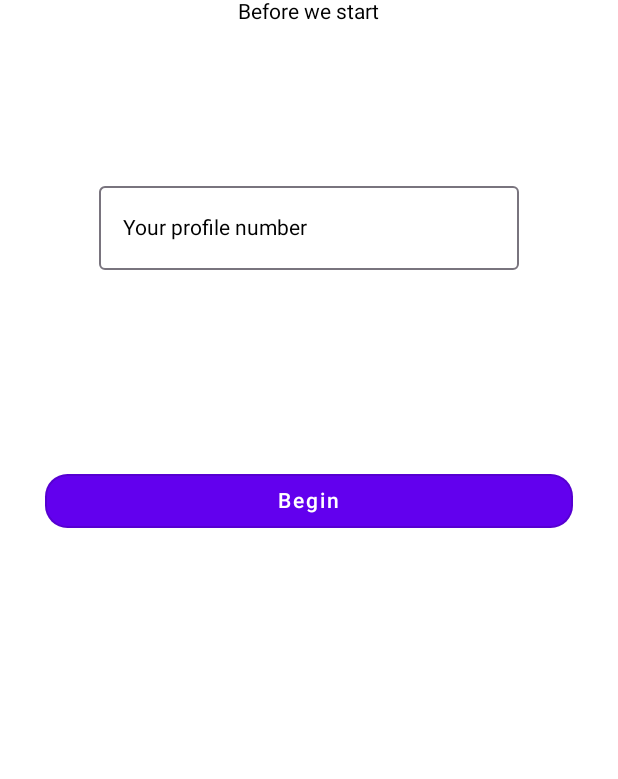
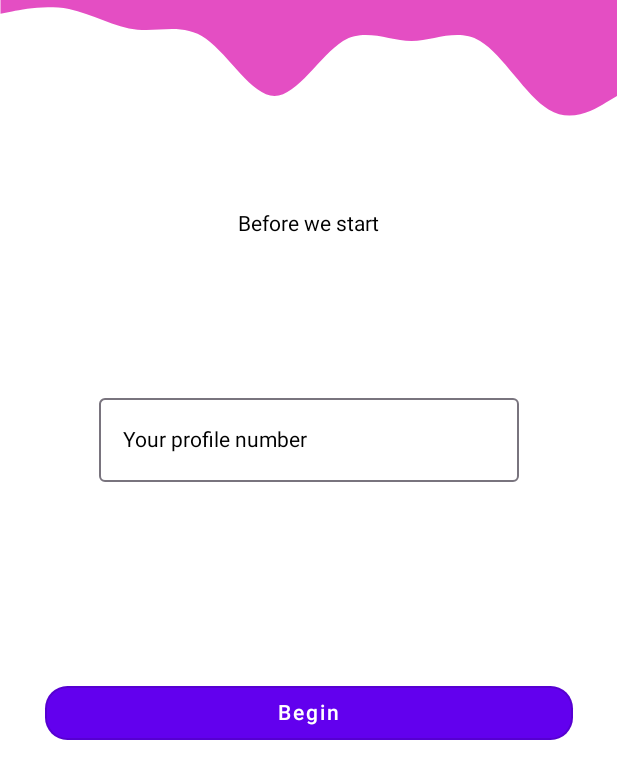
Before and after one commit to arsenijjke/SimplifyDota, an Android app built with Jetpack Compose: the @Preview function RegistrationScreenPreview, on a phone screen of 412 x 824 dp. Shown: the top 779 px of the screen. Run offline under Robolectric (Android 15) with nearby library versions, the light colour scheme and no system bars; our stand-ins replace accompanist.

Commit message:
Implementing RegistrationScreen and vm

```diff
--- a/app/src/main/kotlin/app/arsenijjke/simplifydota/ui/screen/onboarding/event/OnBoardingEvent.kt
+++ b/app/src/main/kotlin/app/arsenijjke/simplifydota/ui/screen/onboarding/event/OnBoardingEvent.kt
@@ -2,4 +2,4 @@ package app.arsenijjke.simplifydota.ui.screen.onboarding.event
 
 interface OnBoardingEvent
 
-class NavigateToRegistrationScreenEvent() : OnBoardingEvent
+object NavigateToRegistrationScreenEvent : OnBoardingEvent
--- a/app/src/main/kotlin/app/arsenijjke/simplifydota/ui/screen/onboarding/screen/OnBoardingScreen.kt
+++ b/app/src/main/kotlin/app/arsenijjke/simplifydota/ui/screen/onboarding/screen/OnBoardingScreen.kt
@@ -60,6 +60,8 @@ fun OnBoardingScreen(
             contentDescription = null,
         )
 
+        Spacer(modifier = modifier.height(50.dp))
+
         HorizontalPager(
             modifier = modifier
                 .fillMaxWidth()
@@ -92,7 +94,6 @@ fun OnBoardingPageUI(
     Column(
         horizontalAlignment = Alignment.CenterHorizontally
     ) {
-        Spacer(modifier = modifier.height(50.dp))
 
         Image(
             painter = painterResource(id = page.image),
@@ -123,6 +124,7 @@ fun OnBoardingPageUI(
             textAlign = TextAlign.Center,
             fontSize = 18.sp,
         )
+
         Spacer(modifier = modifier.height(12.dp))
     }
 }
--- a/app/src/main/kotlin/app/arsenijjke/simplifydota/ui/screen/onboarding/screen/RegistrationScreen.kt
+++ b/app/src/main/kotlin/app/arsenijjke/simplifydota/ui/screen/onboarding/screen/RegistrationScreen.kt
@@ -1,7 +1,10 @@
 package app.arsenijjke.simplifydota.ui.screen.onboarding.screen
 
+import androidx.compose.foundation.Image
 import androidx.compose.foundation.layout.Column
 import androidx.compose.foundation.layout.Spacer
+import androidx.compose.foundation.layout.fillMaxWidth
+import androidx.compose.foundation.layout.height
 import androidx.compose.foundation.layout.padding
 import androidx.compose.material.Text
 import androidx.compose.material3.OutlinedTextField
@@ -12,24 +15,40 @@ import androidx.compose.runtime.saveable.rememberSaveable
 import androidx.compose.runtime.setValue
 import androidx.compose.ui.Alignment
 import androidx.compose.ui.Modifier
+import androidx.compose.ui.draw.rotate
+import androidx.compose.ui.res.painterResource
 import androidx.compose.ui.res.stringResource
 import androidx.compose.ui.tooling.preview.Preview
 import androidx.compose.ui.unit.dp
 import app.arsenijjke.simplifydota.R
+import app.arsenijjke.simplifydota.ui.screen.onboarding.state.RegistrationState
 
 @Composable
 fun RegistrationScreen(
     modifier: Modifier = Modifier,
+    state: RegistrationState,
+    onEvent: (String) -> Unit
 ) {
+
+    var profileId by rememberSaveable { mutableStateOf(state.accountID) }
 
     Column(
         horizontalAlignment = Alignment.CenterHorizontally
     ) {
+
+        Image(
+            modifier = modifier
+                .fillMaxWidth()
+                .rotate(180f),
+            painter = painterResource(id = R.drawable.wave),
+            contentDescription = null,
+        )
+
+        Spacer(modifier = modifier.height(50.dp))
+
         Text(text = stringResource(id = R.string.before_start))
 
         Spacer(modifier = modifier.padding(50.dp))
-
-        var profileId by rememberSaveable { mutableStateOf("") }
 
         OutlinedTextField(
             value = profileId,
@@ -39,13 +58,26 @@ fun RegistrationScreen(
 
         Spacer(modifier = modifier.padding(50.dp))
 
-        StyledOutlinedButton(onClick = { })
-        //onClick = { viewModel.navigateToProfile() }
+        StyledOutlinedButton(onClick = { onEvent(profileId) })
     }
+}
+
+@Composable
+fun StyledOutlineTextField(
+    value: String,
+    onValueChange: (String) -> Unit,
+    label: Int,
+) {
+    OutlinedTextField(
+        value = value,
+        onValueChange = onValueChange,
+        label = { Text(text = stringResource(id = label)) },
+        singleLine = true,
+        )
 }
 
 @Preview
 @Composable
 fun RegistrationScreenPreview() {
-    RegistrationScreen()
+    RegistrationScreen(state = RegistrationState()){}
 }
--- a/app/src/main/kotlin/app/arsenijjke/simplifydota/ui/screen/onboarding/state/RegistrationState.kt
+++ b/app/src/main/kotlin/app/arsenijjke/simplifydota/ui/screen/onboarding/state/RegistrationState.kt
@@ -1,6 +1,6 @@
 package app.arsenijjke.simplifydota.ui.screen.onboarding.state
 
 data class RegistrationState(
-    val accountID: Int,
-    val isButtonEnabled: Boolean
+    val accountID: String = "",
+    val isButtonEnabled: Boolean = false,
 )
--- a/app/src/main/kotlin/app/arsenijjke/simplifydota/ui/screen/onboarding/viewmodel/OnBoardingViewModel.kt
+++ b/app/src/main/kotlin/app/arsenijjke/simplifydota/ui/screen/onboarding/viewmodel/OnBoardingViewModel.kt
@@ -1,6 +1,5 @@
 package app.arsenijjke.simplifydota.ui.screen.onboarding.viewmodel
 
-import android.util.Log
 import androidx.compose.runtime.getValue
 import androidx.compose.runtime.mutableStateOf
 import androidx.compose.runtime.setValue
@@ -37,8 +36,7 @@ class OnBoardingViewModel @Inject constructor(
 
     private fun save() {
         viewModelScope.launch(Dispatchers.IO) {
-            onBoardingUseCase.saveAppUsage(false)
-            Log.d("ABCD","SASVED")
+            onBoardingUseCase(false)
         }
     }
 
```
